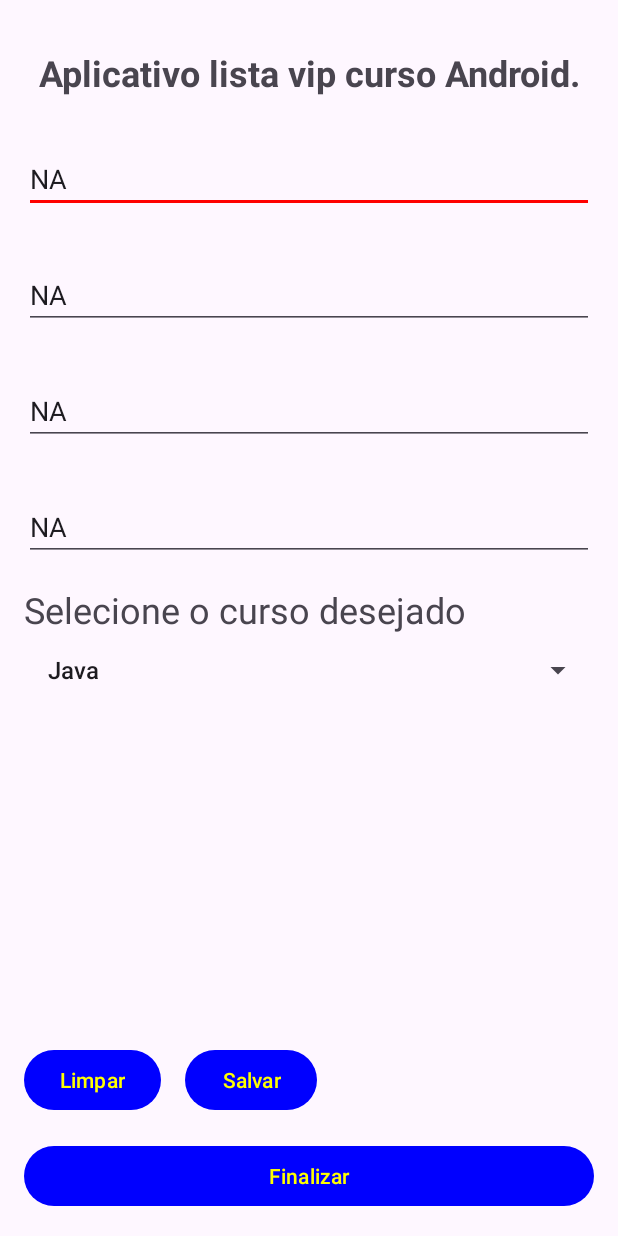
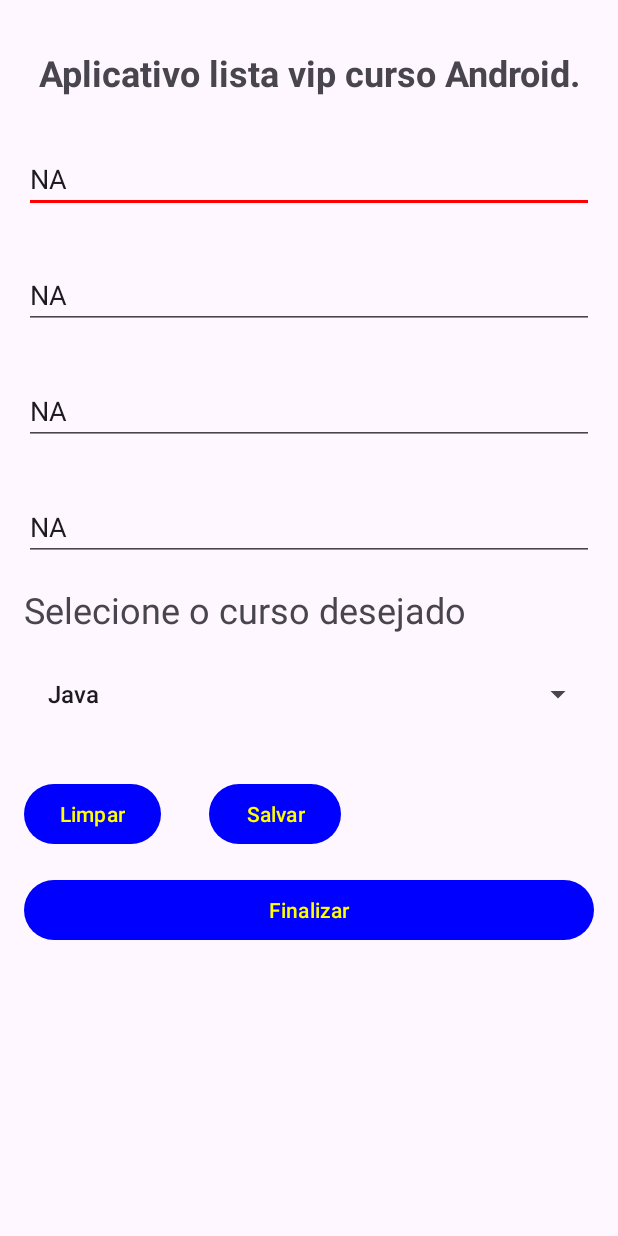
Before and after one commit to victorashino/AppList, an Android app: the screen it shows after launch (MainActivity), on a phone screen of 412 x 824 dp. Run offline under Robolectric (Android 15) with nearby library versions, the phone set to English and light mode, and no system bars.

Commit message:
Refatoração Layout para LinearLayout

```diff
--- a/app/src/main/res/layout/activity_main.xml
+++ b/app/src/main/res/layout/activity_main.xml
@@ -1,11 +1,21 @@
 <?xml version="1.0" encoding="utf-8"?>
-<androidx.constraintlayout.widget.ConstraintLayout xmlns:android="http://schemas.android.com/apk/res/android"
-    xmlns:app="http://schemas.android.com/apk/res-auto"
+<LinearLayout xmlns:android="http://schemas.android.com/apk/res/android"
     xmlns:tools="http://schemas.android.com/tools"
     android:id="@+id/main"
     android:layout_width="match_parent"
     android:layout_height="match_parent"
+    android:orientation="vertical"
     tools:context=".view.MainActivity">
+
+    <ScrollView
+        android:layout_width="match_parent"
+        android:layout_height="match_parent"
+        tools:ignore="UselessParent">
+
+        <LinearLayout
+            android:layout_width="match_parent"
+            android:layout_height="wrap_content"
+            android:orientation="vertical">
 
             <TextView
                 android:id="@+id/text_titulo"
@@ -16,10 +26,7 @@
                 android:gravity="center"
                 android:text="@string/aplicativo_lista_vip_curso_android"
                 android:textSize="24sp"
-        android:textStyle="bold"
-        app:layout_constraintEnd_toEndOf="parent"
-        app:layout_constraintStart_toStartOf="parent"
-        app:layout_constraintTop_toTopOf="parent" />
+                android:textStyle="bold" />
 
             <EditText
                 android:id="@+id/edit_first_name"
@@ -29,10 +36,7 @@
                 android:layout_marginTop="32dp"
                 android:autofillHints="name"
                 android:hint="@string/primeiro_nome"
-        android:inputType="textPersonName"
-        app:layout_constraintEnd_toEndOf="parent"
-        app:layout_constraintStart_toStartOf="parent"
-        app:layout_constraintTop_toBottomOf="@+id/text_titulo" />
+                android:inputType="textPersonName" />
 
             <EditText
                 android:id="@+id/edit_last_name"
@@ -42,10 +46,7 @@
                 android:layout_marginTop="32dp"
                 android:autofillHints="name"
                 android:hint="@string/sobrenome"
-        android:inputType="textPersonName"
-        app:layout_constraintEnd_toEndOf="parent"
-        app:layout_constraintStart_toStartOf="parent"
-        app:layout_constraintTop_toBottomOf="@+id/edit_first_name" />
+                android:inputType="textPersonName" />
 
             <EditText
                 android:id="@+id/edit_desired_course"
@@ -55,10 +56,7 @@
                 android:layout_marginTop="32dp"
                 android:autofillHints=""
                 android:hint="@string/nome_do_curso_desejado"
-        android:inputType="textAutoComplete"
-        app:layout_constraintEnd_toEndOf="parent"
-        app:layout_constraintStart_toStartOf="parent"
-        app:layout_constraintTop_toBottomOf="@+id/edit_last_name" />
+                android:inputType="textAutoComplete" />
 
             <EditText
                 android:id="@+id/edit_contact_phone"
@@ -68,57 +66,53 @@
                 android:layout_marginTop="32dp"
                 android:autofillHints="phone"
                 android:hint="@string/numero_de_contato"
-        android:inputType="phone"
-        app:layout_constraintEnd_toEndOf="parent"
-        app:layout_constraintStart_toStartOf="parent"
-        app:layout_constraintTop_toBottomOf="@+id/edit_desired_course" />
+                android:inputType="phone" />
 
             <TextView
                 android:id="@+id/textView"
                 android:layout_width="wrap_content"
                 android:layout_height="wrap_content"
+                android:layout_margin="16dp"
                 android:text="@string/selecione_o_curso_desejado"
-        android:textSize="24sp"
-        android:layout_margin="16dp"
-        app:layout_constraintStart_toStartOf="parent"
-        app:layout_constraintTop_toBottomOf="@+id/edit_contact_phone" />
+                android:textSize="24sp" />
 
             <Spinner
                 android:id="@+id/spinner"
                 android:layout_width="match_parent"
                 android:layout_height="wrap_content"
-        android:layout_marginHorizontal="16dp"
-        app:layout_constraintEnd_toEndOf="parent"
-        app:layout_constraintStart_toStartOf="parent"
-        app:layout_constraintTop_toBottomOf="@+id/textView" />
+                android:layout_marginHorizontal="16dp" />
+
+            <LinearLayout
+                android:layout_width="match_parent"
+                android:layout_height="wrap_content"
+                android:layout_marginTop="32dp"
+                android:orientation="horizontal">
 
                 <Button
                     android:id="@+id/btn_clear"
                     android:layout_width="wrap_content"
                     android:layout_height="wrap_content"
-        android:layout_marginHorizontal="12dp"
-        android:text="@string/limpar"
-        android:layout_margin="16dp"
-        app:layout_constraintBottom_toTopOf="@+id/btn_done"
-        app:layout_constraintStart_toStartOf="parent" />
+                    android:layout_marginHorizontal="16dp"
+                    android:text="@string/limpar" />
 
                 <Button
                     android:id="@+id/btn_save"
                     android:layout_width="wrap_content"
                     android:layout_height="wrap_content"
-        android:text="@string/salvar"
-        android:layout_margin="16dp"
-        app:layout_constraintBottom_toTopOf="@+id/btn_done"
-        app:layout_constraintStart_toEndOf="@+id/btn_clear" />
+                    android:layout_marginHorizontal="16dp"
+                    android:text="@string/salvar" />
+
+            </LinearLayout>
 
             <Button
                 android:id="@+id/btn_done"
                 android:layout_width="match_parent"
                 android:layout_height="wrap_content"
-        android:text="@string/finalizar"
                 android:layout_margin="16dp"
-        app:layout_constraintBottom_toBottomOf="parent"
-        app:layout_constraintEnd_toEndOf="parent"
-        app:layout_constraintStart_toStartOf="parent" />
+                android:text="@string/finalizar" />
 
-</androidx.constraintlayout.widget.ConstraintLayout>
+        </LinearLayout>
+
+    </ScrollView>
+
+</LinearLayout>
```
Lines whose indentation alone changed are shown as unchanged.
